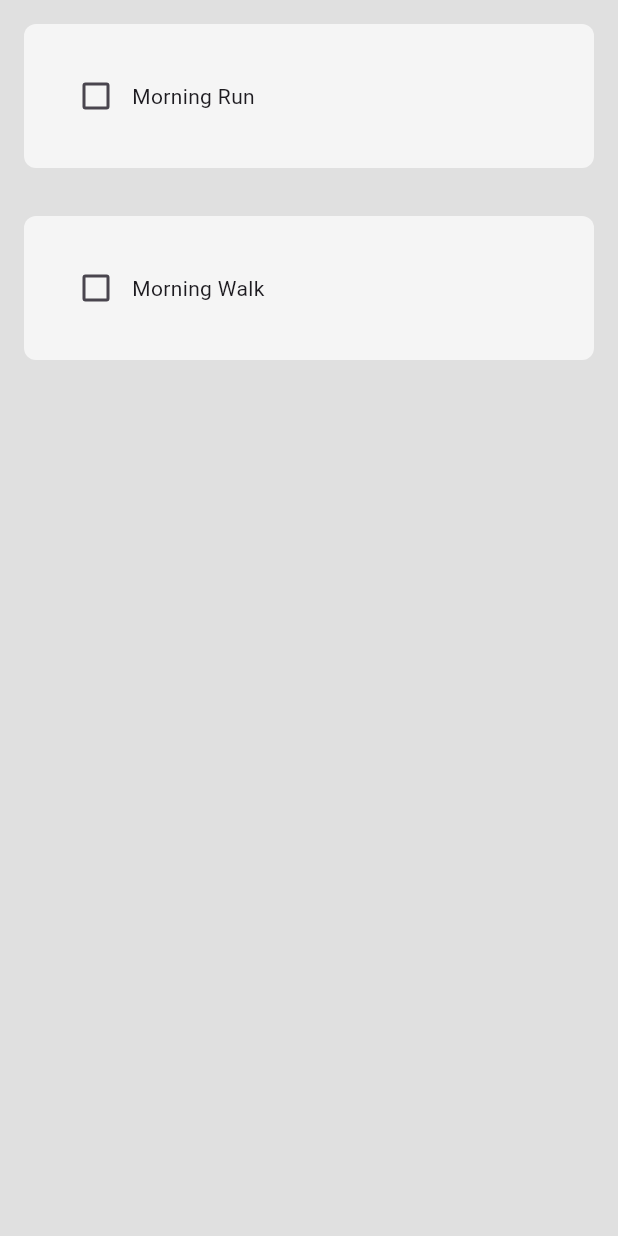
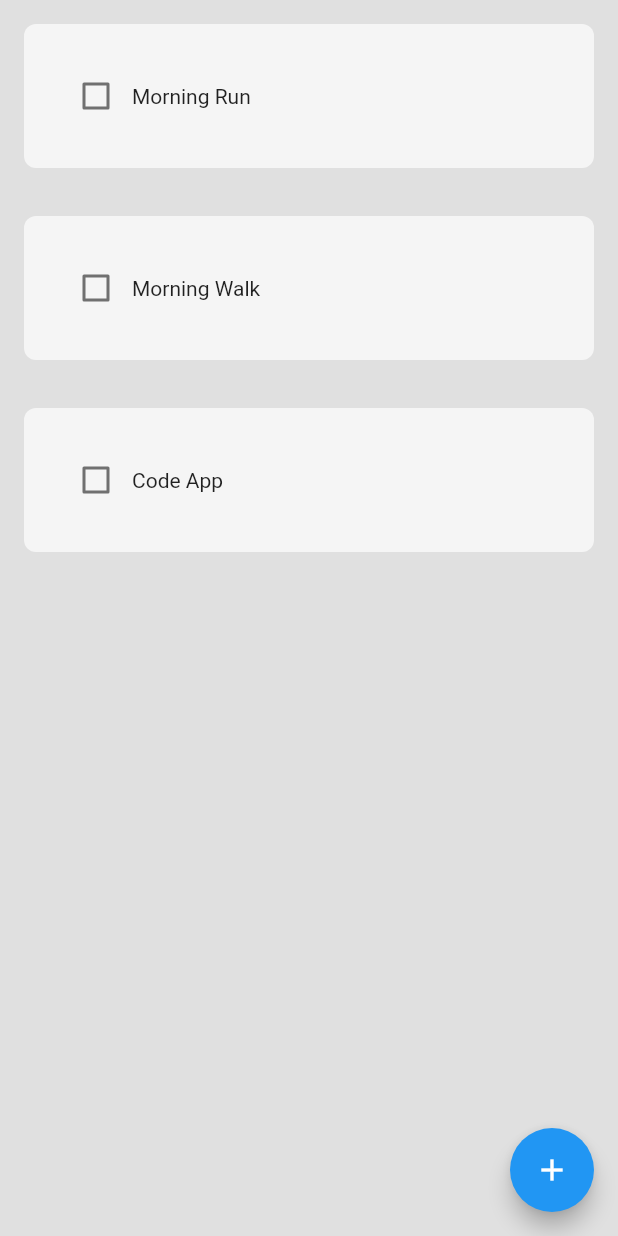
Before and after one commit to CodewithVipin/habbit_tracker, a Flutter app: the screen it shows after launch, on a phone screen of 412 x 824 dp. Run offline on Flutter 3.47's test engine with Material 3 defaults, Android fonts, the phone set to English and light mode, and no system bars.

```diff
--- /dev/null
+++ b/lib/components/my_fab.dart
@@ -0,0 +1,14 @@
+import 'package:flutter/material.dart';
+
+class MyFloatingActionButton extends StatelessWidget {
+  final void Function()? onPressed;
+  const MyFloatingActionButton({super.key, required this.onPressed});
+
+  @override
+  Widget build(BuildContext context) {
+    return FloatingActionButton(
+      onPressed: onPressed,
+      child: const Icon(Icons.add),
+    );
+  }
+}
--- a/lib/main.dart
+++ b/lib/main.dart
@@ -13,8 +13,8 @@ class MyApp extends StatelessWidget {
     return MaterialApp(
       debugShowCheckedModeBanner: false,
       theme: ThemeData(
-        colorScheme: ColorScheme.fromSeed(seedColor: Colors.deepPurple),
-        useMaterial3: true,
+        useMaterial3: false,
+        primarySwatch: Colors.blue,
       ),
       home: const HomePage(),
     );
--- a/lib/pages/home_page.dart
+++ b/lib/pages/home_page.dart
@@ -1,5 +1,7 @@
 import 'package:flutter/material.dart';
 import 'package:habbit_tracker/components/habit_tile.dart';
+import 'package:habbit_tracker/components/my_fab.dart';
+import 'package:habbit_tracker/components/new_habit_box.dart';
 
 class HomePage extends StatefulWidget {
   const HomePage({super.key});
@@ -15,6 +17,7 @@ class _HomePageState extends State<HomePage> {
     // habit name and boolean for completion of habit
     ["Morning Run", false],
     ["Morning Walk", false],
+    ["Code App", false],
   ];
 
 // check box tapped
@@ -25,10 +28,23 @@ class _HomePageState extends State<HomePage> {
     });
   }
 
+  //create a new habit
+
+  void createNewHabit() {
+    //show a dialogue box
+    showDialog(
+      context: context,
+      builder: (context) => const EnterNewHabitBox(),
+    );
+  }
+
   @override
   Widget build(BuildContext context) {
     return Scaffold(
       backgroundColor: Colors.grey[300],
+      floatingActionButton: MyFloatingActionButton(
+        onPressed: createNewHabit,
+      ),
       body: ListView.builder(
           itemCount: todayHabitList.length,
           itemBuilder: (context, index) => HabitTile(
```
Also changed, not shown: lib/components/new_habit_box.dart (added, +10 -0 lines).
